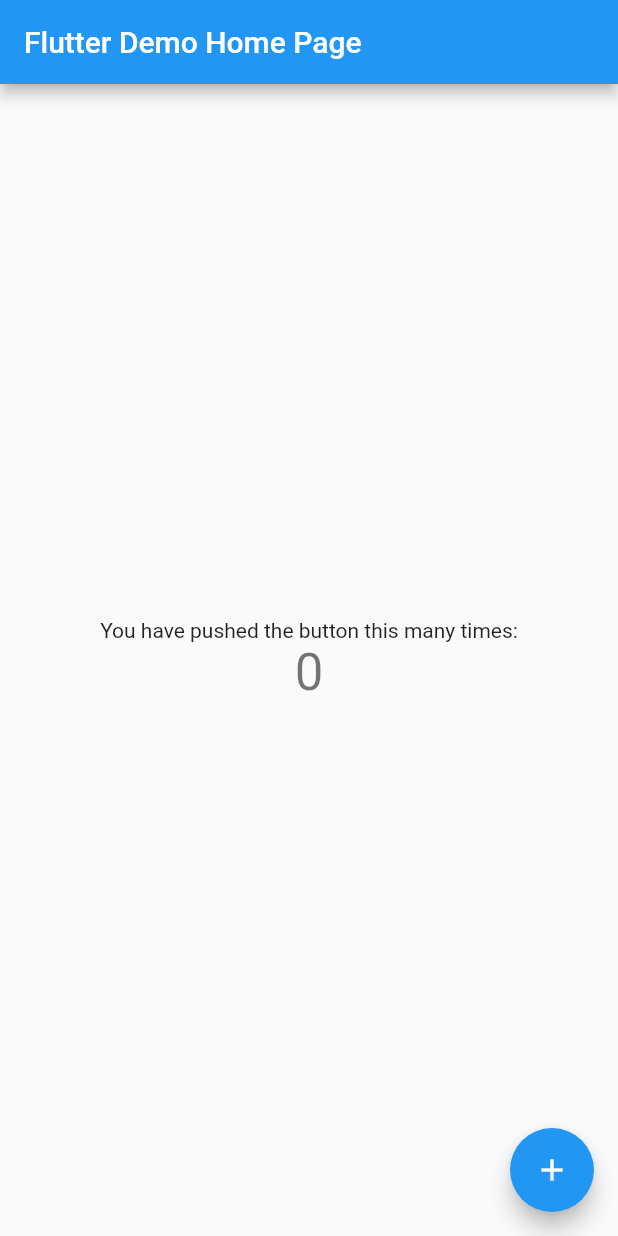
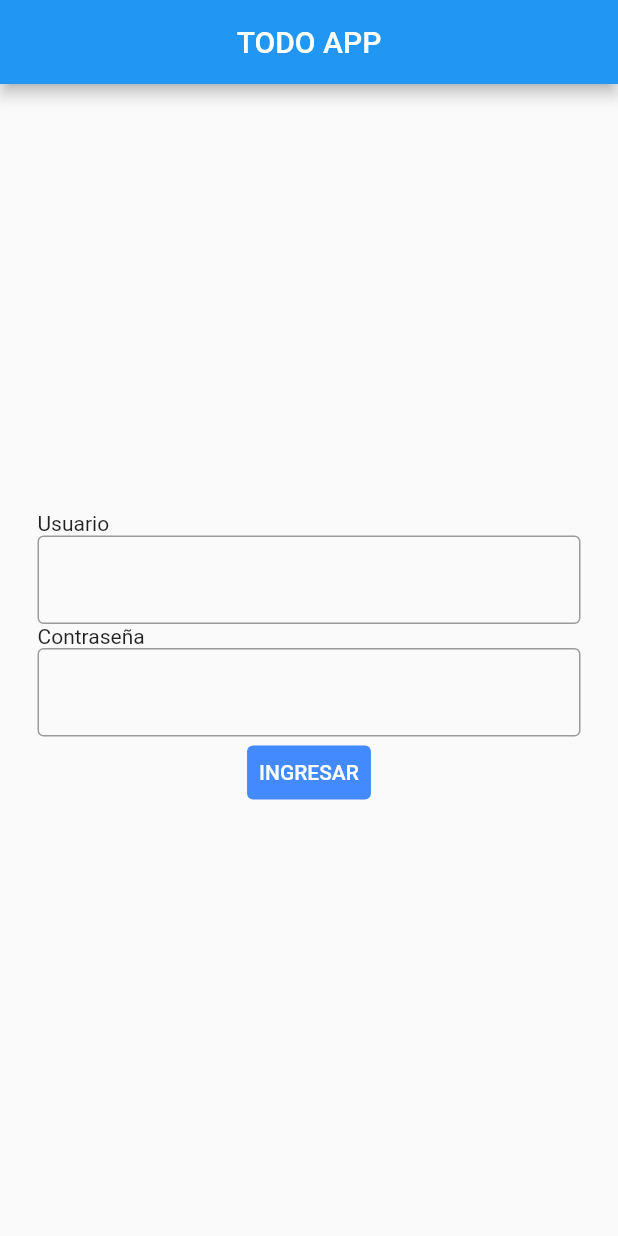
Before and after one commit to Edward-Gomez-Q/appDeTareas, a Flutter app: the screen it shows after launch, on a phone screen of 412 x 824 dp. Run offline on Flutter 3.47's test engine with Material 2 defaults, Android fonts, the phone set to English and light mode, and no system bars.

Commit message:
Login Terminado

```diff
--- /dev/null
+++ b/lib/Login.dart
@@ -0,0 +1,71 @@
+import 'Tareas.dart';
+import 'package:flutter/material.dart';
+
+class Login extends StatefulWidget {
+  const Login({Key? key}) : super(key: key);
+
+  @override
+  State<Login> createState() => _LoginState();
+}
+
+class _LoginState extends State<Login> {
+  @override
+  Widget build(BuildContext context) {
+    return Scaffold(
+        appBar: AppBar(
+          title: Text("TODO APP"),
+          centerTitle: true,
+        ),
+        body: Center(
+          child: Padding(
+
+            padding: const EdgeInsets.symmetric(vertical: 20),
+            child: Column(
+
+              mainAxisAlignment: MainAxisAlignment.center,
+              children: [
+                Padding(
+                  padding: EdgeInsets.symmetric(horizontal: 25),
+                  child: Column(
+                    crossAxisAlignment: CrossAxisAlignment.start,
+                    children: const [
+                      Text('Usuario'),
+                      TextField(
+
+                        decoration: InputDecoration(
+                          border: OutlineInputBorder()
+                        ),
+                      ),
+                    ],
+                  ),
+                ),
+                Padding(
+                  padding: EdgeInsets.symmetric(horizontal: 25),
+                  child: Column(
+                    crossAxisAlignment: CrossAxisAlignment.start,
+                    children: const [
+                      Text('Contraseña'),
+                      TextField(
+                        obscureText: true,
+                        decoration: InputDecoration(
+                            border: OutlineInputBorder()
+                        ),
+                      ),
+                    ],
+                  ),
+                ),
+                TextButton(onPressed: () {
+                  Navigator.of(context).push(MaterialPageRoute(builder: (context) => Tareas(),));
+                },
+                style: ButtonStyle(
+                    backgroundColor: MaterialStateProperty.all<Color> (Colors.blueAccent),
+                ),
+                  child: const Text('INGRESAR', style: TextStyle(color: Colors.white),),
+                )
+              ],
+            ),
+          ),
+        ),
+      );
+  }
+}
--- /dev/null
+++ b/lib/Tareas.dart
@@ -0,0 +1,21 @@
+import 'package:flutter/material.dart';
+class Tareas extends StatefulWidget {
+  const Tareas({Key? key}) : super(key: key);
+  @override
+  State<Tareas> createState() => _TareasState();
+}
+
+class _TareasState extends State<Tareas> {
+  @override
+  Widget build(BuildContext context) {
+    return Scaffold(
+      appBar: AppBar(
+        title: Text("TODO APP"),
+        centerTitle: true,
+      ),
+      body: SingleChildScrollView(
+        scrollDirection: Axis.vertical,
+      ),
+    );
+  }
+}
--- a/lib/main.dart
+++ b/lib/main.dart
@@ -1,115 +1,15 @@
 import 'package:flutter/material.dart';
-
+import 'Login.dart';
 void main() {
   runApp(const MyApp());
 }
+class MyApp extends StatelessWidget {
+  const MyApp({Key? key}) : super(key: key);
 
-class MyApp extends StatelessWidget {
-  const MyApp({super.key});
-
-  // This widget is the root of your application.
   @override
   Widget build(BuildContext context) {
-    return MaterialApp(
-      title: 'Flutter Demo',
-      theme: ThemeData(
-        // This is the theme of your application.
-        //
-        // Try running your application with "flutter run". You'll see the
-        // application has a blue toolbar. Then, without quitting the app, try
-        // changing the primarySwatch below to Colors.green and then invoke
-        // "hot reload" (press "r" in the console where you ran "flutter run",
-        // or simply save your changes to "hot reload" in a Flutter IDE).
-        // Notice that the counter didn't reset back to zero; the application
-        // is not restarted.
-        primarySwatch: Colors.blue,
-      ),
-      home: const MyHomePage(title: 'Flutter Demo Home Page'),
+    return const MaterialApp(
+        home: Login()
     );
   }
 }
-
-class MyHomePage extends StatefulWidget {
-  const MyHomePage({super.key, required this.title});
-
-  // This widget is the home page of your application. It is stateful, meaning
-  // that it has a State object (defined below) that contains fields that affect
-  // how it looks.
-
-  // This class is the configuration for the state. It holds the values (in this
-  // case the title) provided by the parent (in this case the App widget) and
-  // used by the build method of the State. Fields in a Widget subclass are
-  // always marked "final".
-
-  final String title;
-
-  @override
-  State<MyHomePage> createState() => _MyHomePageState();
-}
-
-class _MyHomePageState extends State<MyHomePage> {
-  int _counter = 0;
-
-  void _incrementCounter() {
-    setState(() {
-      // This call to setState tells the Flutter framework that something has
-      // changed in this State, which causes it to rerun the build method below
-      // so that the display can reflect the updated values. If we changed
-      // _counter without calling setState(), then the build method would not be
-      // called again, and so nothing would appear to happen.
-      _counter++;
-    });
-  }
-
-  @override
-  Widget build(BuildContext context) {
-    // This method is rerun every time setState is called, for instance as done
-    // by the _incrementCounter method above.
-    //
-    // The Flutter framework has been optimized to make rerunning build methods
-    // fast, so that you can just rebuild anything that needs updating rather
-    // than having to individually change instances of widgets.
-    return Scaffold(
-      appBar: AppBar(
-        // Here we take the value from the MyHomePage object that was created by
-        // the App.build method, and use it to set our appbar title.
-        title: Text(widget.title),
-      ),
-      body: Center(
-        // Center is a layout widget. It takes a single child and positions it
-        // in the middle of the parent.
-        child: Column(
-          // Column is also a layout widget. It takes a list of children and
-          // arranges them vertically. By default, it sizes itself to fit its
-          // children horizontally, and tries to be as tall as its parent.
-          //
-          // Invoke "debug painting" (press "p" in the console, choose the
-          // "Toggle Debug Paint" action from the Flutter Inspector in Android
-          // Studio, or the "Toggle Debug Paint" command in Visual Studio Code)
-          // to see the wireframe for each widget.
-          //
-          // Column has various properties to control how it sizes itself and
-          // how it positions its children. Here we use mainAxisAlignment to
-          // center the children vertically; the main axis here is the vertical
-          // axis because Columns are vertical (the cross axis would be
-          // horizontal).
-          mainAxisAlignment: MainAxisAlignment.center,
-          children: <Widget>[
-            const Text(
-              'You have pushed the button this many times:',
-            ),
-            Text(
-              '$_counter',
-              style: Theme.of(context).textTheme.headlineMedium,
-            ),
-          ],
-        ),
-      ),
-      floatingActionButton: FloatingActionButton(
-        onPressed: _incrementCounter,
-        tooltip: 'Increment',
-        child: const Icon(Icons.add),
-      ), // This trailing comma makes auto-formatting nicer for build methods.
-    );
-  }
-}
```
